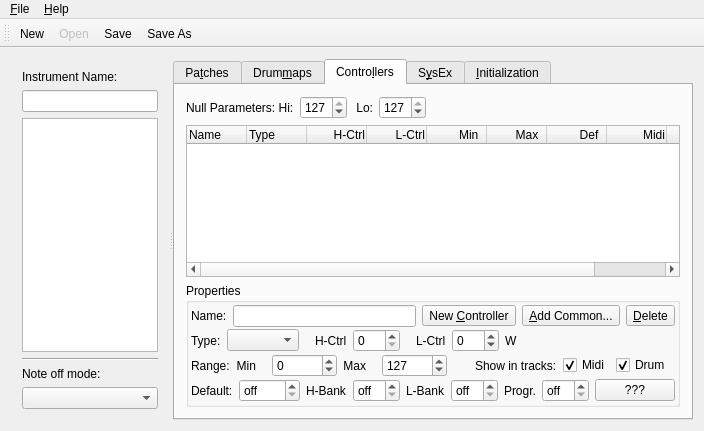
Qt form muse3/muse/instruments/editinstrumentbase.ui (emrum/muse) before a commit.
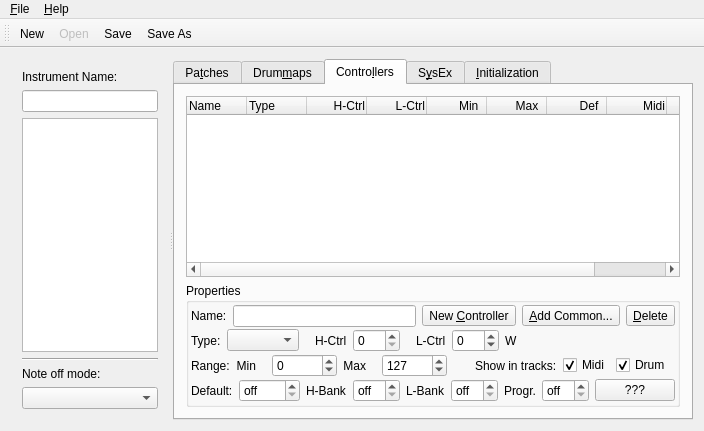
The same form after that commit. The open tabs and pages were chosen to show the change.

Commit message: Remove instrument null param values. Add config midiOptimizeControllers and midiSendNullParameters.

What changed in the file:
```diff
--- a/muse3/muse/instruments/editinstrumentbase.ui
+++ b/muse3/muse/instruments/editinstrumentbase.ui
@@ -871,109 +871,6 @@
          <string>Contro&amp;llers</string>
         </attribute>
         <layout class="QVBoxLayout" name="verticalLayout_4">
-         <item>
-          <layout class="QHBoxLayout" name="horizontalLayout_7">
-           <item>
-            <widget class="QLabel" name="nullValLabelH">
-             <property name="text">
-              <string>Null Parameters: Hi:</string>
-             </property>
-             <property name="wordWrap">
-              <bool>false</bool>
-             </property>
-            </widget>
-           </item>
-           <item>
-            <widget class="QSpinBox" name="nullParamSpinBoxH">
-             <property name="sizePolicy">
-              <sizepolicy hsizetype="Maximum" vsizetype="Fixed">
-               <horstretch>0</horstretch>
-               <verstretch>0</verstretch>
-              </sizepolicy>
-             </property>
-             <property name="toolTip">
-              <string>Null parameter number High byte</string>
-             </property>
-             <property name="whatsThis">
-              <string>If set, these 'null' parameter numbers will 
- be sent after each RPN/NRPN event. 
-This prevents subsequent 'data' events
- from corrupting the RPN/NRPN controller.
-Typically, set to 127/127, or an unused
- RPN/NRPN controller number.</string>
-             </property>
-             <property name="specialValueText">
-              <string>off</string>
-             </property>
-             <property name="minimum">
-              <number>-1</number>
-             </property>
-             <property name="maximum">
-              <number>127</number>
-             </property>
-             <property name="value">
-              <number>127</number>
-             </property>
-            </widget>
-           </item>
-           <item>
-            <widget class="QLabel" name="nullValLabelL">
-             <property name="text">
-              <string> Lo:</string>
-             </property>
-             <property name="wordWrap">
-              <bool>false</bool>
-             </property>
-            </widget>
-           </item>
-           <item>
-            <widget class="QSpinBox" name="nullParamSpinBoxL">
-             <property name="sizePolicy">
-              <sizepolicy hsizetype="Maximum" vsizetype="Fixed">
-               <horstretch>0</horstretch>
-               <verstretch>0</verstretch>
-              </sizepolicy>
-             </property>
-             <property name="toolTip">
-              <string>Null parameter number Low byte</string>
-             </property>
-             <property name="whatsThis">
-              <string>If set, these 'null' parameter numbers will 
- be sent after each RPN/NRPN event. 
-This prevents subsequent 'data' events
- from corrupting the RPN/NRPN controller.
-Typically, set to 127/127, or an unused
- RPN/NRPN controller number.</string>
-             </property>
-             <property name="specialValueText">
-              <string>off</string>
-             </property>
-             <property name="minimum">
-              <number>-1</number>
-             </property>
-             <property name="maximum">
-              <number>127</number>
-             </property>
-             <property name="value">
-              <number>127</number>
-             </property>
-            </widget>
-           </item>
-           <item>
-            <spacer name="horizontalSpacer_3">
-             <property name="orientation">
-              <enum>Qt::Horizontal</enum>
-             </property>
-             <property name="sizeHint" stdset="0">
-              <size>
-               <width>40</width>
-               <height>20</height>
-              </size>
-             </property>
-            </spacer>
-           </item>
-          </layout>
-         </item>
          <item>
           <widget class="QTreeWidget" name="viewController">
            <property name="toolTip">
```
The commit also changes 34 other files.
